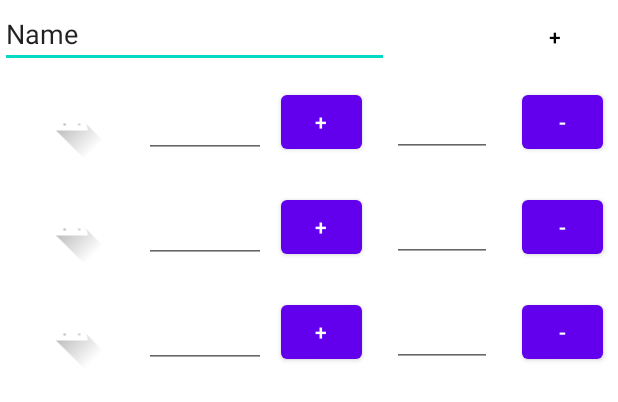
After one commit to Arseniynovikov/Novikov_PPO, an Android app: the layout fragment_new_workout.xml on its own in the app's theme, with its tools: preview values and no code run, on a phone screen of 412 x 824 dp. The commit adds this screen. Shown: the top 402 px of the screen. Run offline under Robolectric (Android 15) with nearby library versions, the phone set to English and light mode, and no system bars; network calls fail.

Commit message:
new workout

```diff
--- a/app/src/main/java/com/example/lab2/model/Action.kt
+++ b/app/src/main/java/com/example/lab2/model/Action.kt
@@ -13,7 +13,7 @@ class Action() {
     var time: Int
         get() = _time
         set(value) {
-            if (value > 0)
+            if (value >= 0)
                 _time = value
         }
 
--- a/app/src/main/res/layout/activity_main.xml
+++ b/app/src/main/res/layout/activity_main.xml
@@ -9,12 +9,12 @@
 
     <androidx.fragment.app.FragmentContainerView
         android:id="@+id/fragmentContainerView"
-        android:name="com.example.lab2.view.MainMenuFragment"
+        android:name="com.example.lab2.view.NewWorkOutFragment"
         android:layout_width="match_parent"
         android:layout_height="match_parent"
         app:layout_constraintBottom_toBottomOf="parent"
         app:layout_constraintEnd_toEndOf="parent"
         app:layout_constraintStart_toStartOf="parent"
         app:layout_constraintTop_toTopOf="parent"
-        tools:layout="@layout/fragment_main_menu"/>
+        tools:layout="@layout/fragment_new_workout"/>
 </androidx.constraintlayout.widget.ConstraintLayout>
--- /dev/null
+++ b/app/src/main/res/layout/fragment_new_workout.xml
@@ -0,0 +1,43 @@
+<?xml version="1.0" encoding="utf-8"?>
+<androidx.constraintlayout.widget.ConstraintLayout xmlns:app="http://schemas.android.com/apk/res-auto"
+    xmlns:tools="http://schemas.android.com/tools"
+    xmlns:android="http://schemas.android.com/apk/res/android"
+    android:layout_width="match_parent"
+    android:layout_height="match_parent"
+    tools:context=".view.NewWorkOutFragment">
+
+
+    <Button
+        android:id="@+id/addButton"
+        style="?android:attr/borderlessButtonStyle"
+        android:layout_width="52dp"
+        android:layout_height="46dp"
+        android:layout_marginEnd="16dp"
+        android:text="+"
+        android:textColor="@color/black"
+        app:layout_constraintBottom_toTopOf="@+id/timersView"
+        app:layout_constraintEnd_toEndOf="parent"
+        app:layout_constraintHorizontal_bias="1.0"
+        app:layout_constraintStart_toEndOf="@+id/editTextTextPersonName"
+        app:layout_constraintTop_toTopOf="parent"
+        app:layout_constraintVertical_bias="1.0" />
+
+    <EditText
+        android:id="@+id/editTextTextPersonName"
+        android:layout_width="259dp"
+        android:layout_height="45dp"
+        android:ems="10"
+        android:inputType="textPersonName"
+        android:text="Name"
+        app:layout_constraintStart_toStartOf="parent"
+        app:layout_constraintTop_toTopOf="parent" />
+
+    <androidx.recyclerview.widget.RecyclerView
+        android:id="@+id/timersView"
+        android:layout_width="match_parent"
+        android:layout_height="match_parent"
+        tools:listitem="@layout/recycler_main_adapter"
+        android:layout_marginTop="47dp"/>
+
+
+</androidx.constraintlayout.widget.ConstraintLayout>
--- a/app/src/main/res/layout/recycler_main_adapter.xml
+++ b/app/src/main/res/layout/recycler_main_adapter.xml
@@ -1,34 +1,52 @@
 <?xml version="1.0" encoding="utf-8"?>
 
 <LinearLayout xmlns:android="http://schemas.android.com/apk/res/android"
+    xmlns:app="http://schemas.android.com/apk/res-auto"
     android:layout_width="match_parent"
     android:layout_height="70dp"
     android:orientation="horizontal">
 
-    <Button
-        android:id="@+id/button"
-        android:layout_width="wrap_content"
+    <ImageView
+        android:id="@+id/imageView"
+        android:layout_width="30dp"
         android:layout_height="wrap_content"
-        android:text="Button" />
+        android:layout_weight="1"
+        app:srcCompat="@drawable/ic_launcher_foreground"
+        android:layout_margin="10dp"/>
 
     <EditText
-        android:id="@+id/edit"
-        android:layout_width="wrap_content"
+        android:id="@+id/nameEdit"
+        android:layout_width="35dp"
+        android:layout_height="46dp"
+        android:layout_gravity="center"
+        android:layout_weight="1"
+        android:foregroundGravity="center"
+        android:gravity="center"/>
+
+    <Button
+        android:id="@+id/plusButton"
+        android:layout_width="54dp"
         android:layout_height="wrap_content"
+        android:text="+"
+        android:layout_margin="10dp"/>
+
+    <EditText
+        android:id="@+id/timeEdit"
+        android:layout_width="20dp"
+        android:layout_height="wrap_content"
+        android:layout_gravity="center_horizontal|center_vertical"
+        android:layout_margin="10dp"
+        android:layout_weight="1"
         android:ems="10"
-        android:inputType="textPersonName"
-        android:text="Name" />
+        android:foregroundGravity="center"
+        android:gravity="center"
+        android:inputType="number" />
 
-    <TextView
-        android:id="@+id/textView"
-        android:layout_width="wrap_content"
+    <Button
+        android:id="@+id/minusButton"
+        android:layout_width="54dp"
         android:layout_height="wrap_content"
-        android:text="TextView" />
+        android:text="-"
+        android:layout_margin="10dp"/>
 
-    <TextView
-        android:id="@+id/index"
-        android:layout_width="wrap_content"
-        android:layout_height="wrap_content"
-        android:layout_weight="1"
-        android:text="TextView" />
 </LinearLayout>
```
Also changed, not shown: app/src/main/java/com/example/lab2/DBWork.kt (+7 -6 lines), app/src/main/java/com/example/lab2/adapter/TimersAdapter.kt (+28 -17 lines), app/src/main/java/com/example/lab2/view/MainActivity.kt (+11 -3 lines), app/src/main/java/com/example/lab2/view/NewWorkOutFragment.kt (renamed from app/src/main/java/com/example/lab2/view/MainMenuFragment.kt, +20 -24 lines), app/src/main/java/com/example/lab2/viewmodel/MainMenuViewModelFactory.kt (deleted, +0 -16 lines), app/src/main/java/com/example/lab2/viewmodel/NewWorkOutViewModel.kt (renamed from app/src/main/java/com/example/lab2/viewmodel/MainMenuViewModel.kt, +14 -3 lines), app/src/main/java/com/example/lab2/viewmodel/ViewModelFactory.kt (added, +16 -0 lines), app/src/main/res/layout/fragment_main_menu.xml (deleted, +0 -14 lines).
